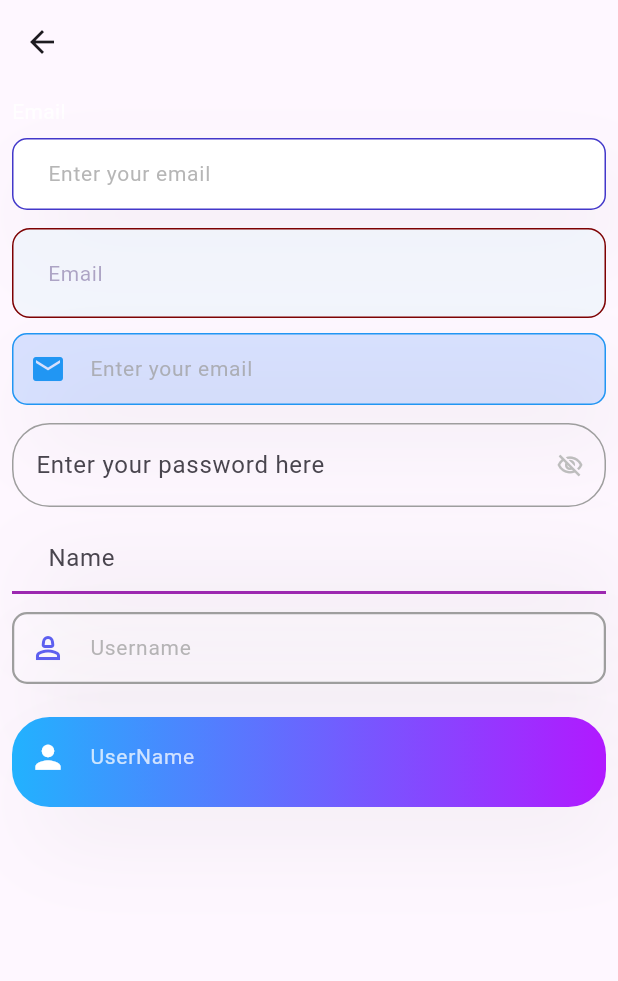
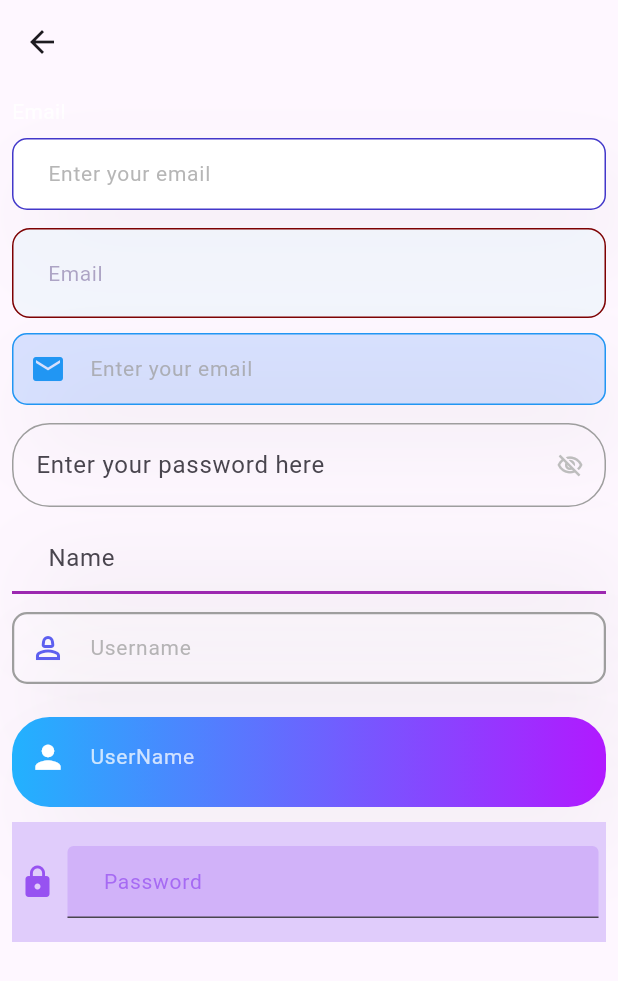
Before and after one commit to KhubaibJamal/FYP, a Flutter app: the InputTextFields screen opened directly, on a phone screen of 412 x 824 dp. Shown: the top 981 px of the screen. Run offline on Flutter 3.47's test engine with Material 3 defaults, Android fonts, the phone set to English and light mode, and no system bars.

Commit message:
input text field: textfiedl with icon

```diff
--- a/lib/home/input_text_fields.dart
+++ b/lib/home/input_text_fields.dart
@@ -6,6 +6,7 @@ import 'package:fyp/text%20fields/input_text_field4.dart';
 import 'package:fyp/text%20fields/input_text_field5.dart';
 import 'package:fyp/text%20fields/input_text_field7.dart';
 import 'package:fyp/text%20fields/input_text_field6.dart';
+import 'package:fyp/text%20fields/input_text_field8.dart';
 
 class InputTextFields extends StatelessWidget {
   InputTextFields({super.key});
@@ -52,6 +53,11 @@ class InputTextFields extends StatelessWidget {
                 textController: controller,
                 hintText: "UserName",
               ),
+              const SizedBox(height: 10),
+              InputTextField8(
+                textController: controller,
+                hintText: "Password",
+              ),
             ],
           ),
         ),
--- /dev/null
+++ b/lib/text fields/input_text_field8.dart
@@ -0,0 +1,45 @@
+import 'package:flutter/material.dart';
+
+class InputTextField8 extends StatelessWidget {
+  final TextEditingController textController;
+  final String hintText;
+  const InputTextField8({
+    super.key,
+    required this.textController,
+    required this.hintText,
+  });
+
+  @override
+  Widget build(BuildContext context) {
+    return Container(
+      padding: const EdgeInsets.symmetric(horizontal: 5),
+      height: 80,
+      width: MediaQuery.of(context).size.width,
+      color: const Color(0xFFe0ccfb),
+      child: Row(
+        children: [
+          const Icon(
+            Icons.lock,
+            color: Color(0xFF9752f1),
+          ),
+          const SizedBox(width: 8),
+          Expanded(
+            child: TextField(
+              controller: textController,
+              style: const TextStyle(fontSize: 14, color: Colors.black),
+              decoration: InputDecoration(
+                filled: true,
+                fillColor: const Color(0xFFd1b2f9),
+                hintText: hintText,
+                hintStyle:
+                    TextStyle(color: const Color(0xFF9752f1).withOpacity(0.75)),
+                contentPadding: const EdgeInsets.symmetric(
+                    vertical: 10.0, horizontal: 20.0),
+              ),
+            ),
+          ),
+        ],
+      ),
+    );
+  }
+}
```
